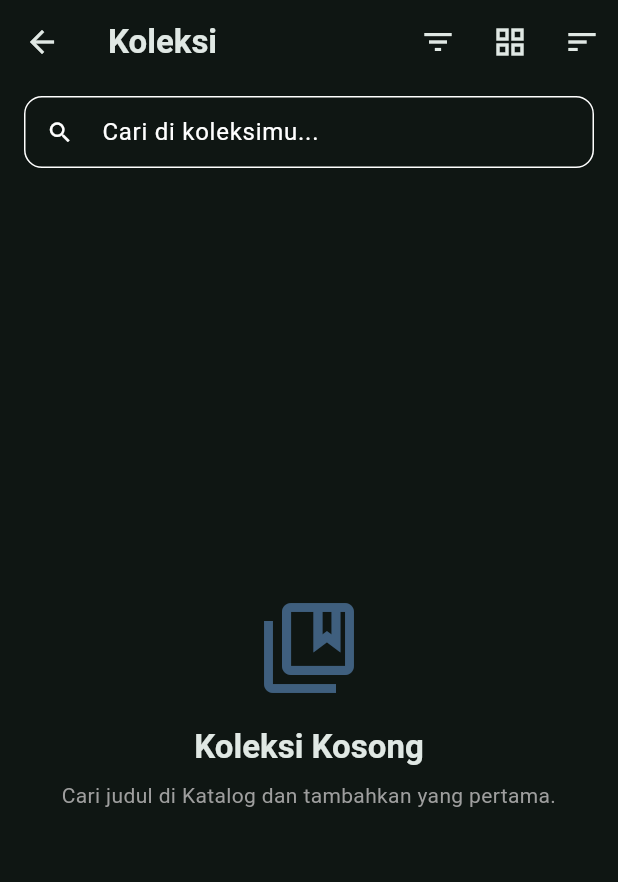
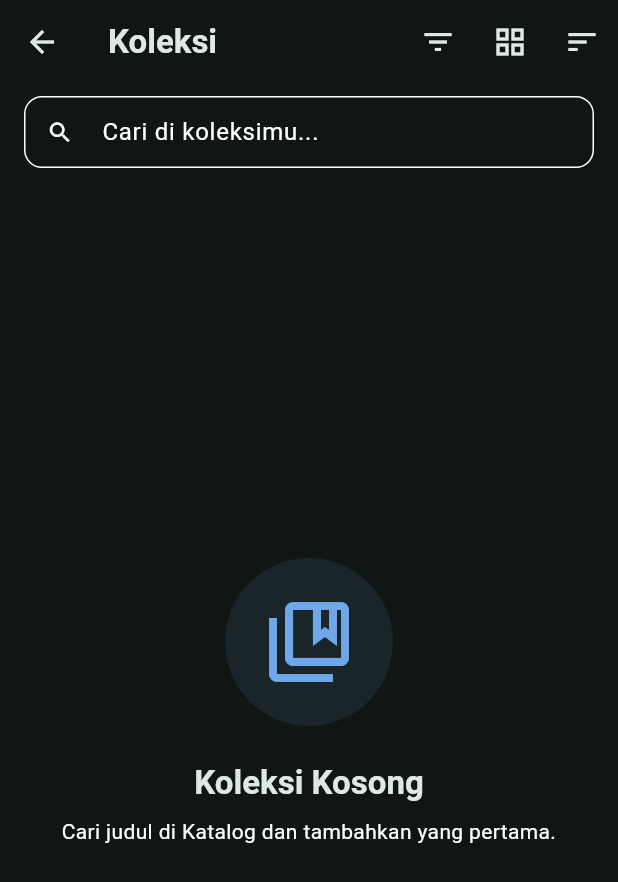
Before and after one commit to shiroKaraa/UTS_2415051068_I_Kadek_Dwi_Bajaskara, a Flutter app: the CollectionPage screen opened directly, after a tap on the "view list" icon, on a phone screen of 412 x 824 dp. Shown: the top 882 px of the screen. Run offline on Flutter 3.47's test engine with Material 3 defaults, Android fonts, the phone set to English and light mode, and no system bars; our stand-ins replace flutter_dotenv, shared_preferences, supabase_flutter; missing offline and left inert: persistent_device_id; accounts and stored records are empty; network calls fail.

Commit message:
Menambahkan skeleton loading spesifik dan meningkatkan desain Empty/Error State

```diff
--- a/lib/screens/collection_page.dart
+++ b/lib/screens/collection_page.dart
@@ -5,6 +5,8 @@ import '../models/collection_entry.dart';
 import '../models/media_type_enum.dart';
 import '../models/status_collection_enum.dart';
 import '../providers/collection_provider.dart';
+import '../widgets/skeleton/skeleton_grid_card.dart';
+import '../widgets/skeleton/skeleton_list_card.dart';
 import '../widgets/error_view.dart';
 import '../widgets/empty_view.dart';
 import '../widgets/shimmer_loading.dart';
@@ -248,6 +250,13 @@ class _CollectionPageState extends State<CollectionPage> {
 
   Widget _buildContent(BuildContext context, CollectionProvider collection) {
     if (collection.isLoading && collection.allEntries.isEmpty) {
+      if (collection.isListView) {
+        return ListView.builder(
+          padding: const EdgeInsets.all(16),
+          itemCount: 6,
+          itemBuilder: (context, index) => const SkeletonListCard(),
+        );
+      }
       return GridView.builder(
         padding: const EdgeInsets.all(16),
         gridDelegate: const SliverGridDelegateWithMaxCrossAxisExtent(
@@ -257,7 +266,7 @@ class _CollectionPageState extends State<CollectionPage> {
           crossAxisSpacing: 16,
         ),
         itemCount: 6,
-        itemBuilder: (context, index) => const ShimmerLoading(),
+        itemBuilder: (context, index) => const SkeletonGridCard(),
       );
     }
 
@@ -276,6 +285,8 @@ class _CollectionPageState extends State<CollectionPage> {
             ? 'Coba ubah kata kunci atau filter pencarianmu.'
             : 'Cari judul di Katalog dan tambahkan yang pertama.',
         icon: isFiltered ? Icons.search_off : Icons.collections_bookmark_outlined,
+        actionLabel: isFiltered ? 'Reset Filter' : null,
+        onAction: isFiltered ? () => collection.clearFilters() : null,
       );
     }
 
--- a/lib/widgets/empty_view.dart
+++ b/lib/widgets/empty_view.dart
@@ -5,41 +5,61 @@ class EmptyView extends StatelessWidget {
   final String title;
   final String subtitle;
   final IconData icon;
+  final String? actionLabel;
+  final VoidCallback? onAction;
 
   const EmptyView({
     super.key,
     this.title = 'Belum Ada Data',
     this.subtitle = 'Data yang kamu cari tidak ditemukan.',
     this.icon = Icons.inbox_outlined,
+    this.actionLabel,
+    this.onAction,
   });
 
   @override
   Widget build(BuildContext context) {
+    final theme = Theme.of(context);
     return Center(
       child: Padding(
         padding: const EdgeInsets.all(24.0),
         child: Column(
           mainAxisAlignment: MainAxisAlignment.center,
           children: [
-            Icon(
-              icon,
-              size: 72,
-              color: AppColors.infoBlue.withValues(alpha: 0.5),
+            Container(
+              padding: const EdgeInsets.all(24),
+              decoration: BoxDecoration(
+                color: AppColors.infoBlue.withValues(alpha: 0.1),
+                shape: BoxShape.circle,
+              ),
+              child: Icon(
+                icon,
+                size: 64,
+                color: AppColors.infoBlue,
+              ),
             ),
-            const SizedBox(height: 16),
+            const SizedBox(height: 24),
             Text(
               title,
-              style: Theme.of(context).textTheme.titleLarge,
+              style: theme.textTheme.titleLarge,
               textAlign: TextAlign.center,
             ),
             const SizedBox(height: 8),
             Text(
               subtitle,
-              style: Theme.of(context).textTheme.bodyMedium?.copyWith(
-                    color: Colors.grey,
+              style: theme.textTheme.bodyMedium?.copyWith(
+                    color: theme.colorScheme.onSurfaceVariant,
                   ),
               textAlign: TextAlign.center,
             ),
+            if (actionLabel != null && onAction != null) ...[
+              const SizedBox(height: 24),
+              ElevatedButton.icon(
+                onPressed: onAction,
+                icon: const Icon(Icons.search),
+                label: Text(actionLabel!),
+              ),
+            ],
           ],
         ),
       ),
--- a/lib/widgets/error_view.dart
+++ b/lib/widgets/error_view.dart
@@ -13,28 +13,36 @@ class ErrorView extends StatelessWidget {
 
   @override
   Widget build(BuildContext context) {
+    final theme = Theme.of(context);
     return Center(
       child: Padding(
         padding: const EdgeInsets.all(24.0),
         child: Column(
           mainAxisAlignment: MainAxisAlignment.center,
           children: [
-            const Icon(
-              Icons.cloud_off_rounded,
-              size: 64,
-              color: AppColors.goldPrimary,
+            Container(
+              padding: const EdgeInsets.all(24),
+              decoration: BoxDecoration(
+                color: Colors.redAccent.withValues(alpha: 0.1),
+                shape: BoxShape.circle,
+              ),
+              child: const Icon(
+                Icons.cloud_off_rounded,
+                size: 64,
+                color: Colors.redAccent,
+              ),
             ),
-            const SizedBox(height: 16),
+            const SizedBox(height: 24),
             Text(
               'Gagal Memuat Data',
-              style: Theme.of(context).textTheme.titleLarge,
+              style: theme.textTheme.titleLarge,
               textAlign: TextAlign.center,
             ),
             const SizedBox(height: 8),
             Text(
               message,
-              style: Theme.of(context).textTheme.bodyMedium?.copyWith(
-                    color: Colors.grey,
+              style: theme.textTheme.bodyMedium?.copyWith(
+                    color: theme.colorScheme.onSurfaceVariant,
                   ),
               textAlign: TextAlign.center,
             ),
@@ -46,7 +54,8 @@ class ErrorView extends StatelessWidget {
                 label: const Text('Coba Lagi'),
                 style: ElevatedButton.styleFrom(
                   backgroundColor: AppColors.primaryGreen,
-                  foregroundColor: AppColors.darkBackground,
+                  foregroundColor: Colors.black,
+                  padding: const EdgeInsets.symmetric(horizontal: 24, vertical: 12),
                 ),
               ),
             ],
```
Also changed, not shown: lib/screens/catalog_page.dart (+5 -3 lines), lib/widgets/skeleton/skeleton_base.dart (added, +79 -0 lines), lib/widgets/skeleton/skeleton_detail_page.dart (added, +37 -0 lines), lib/widgets/skeleton/skeleton_grid_card.dart (added, +30 -0 lines), lib/widgets/skeleton/skeleton_list_card.dart (added, +34 -0 lines).
